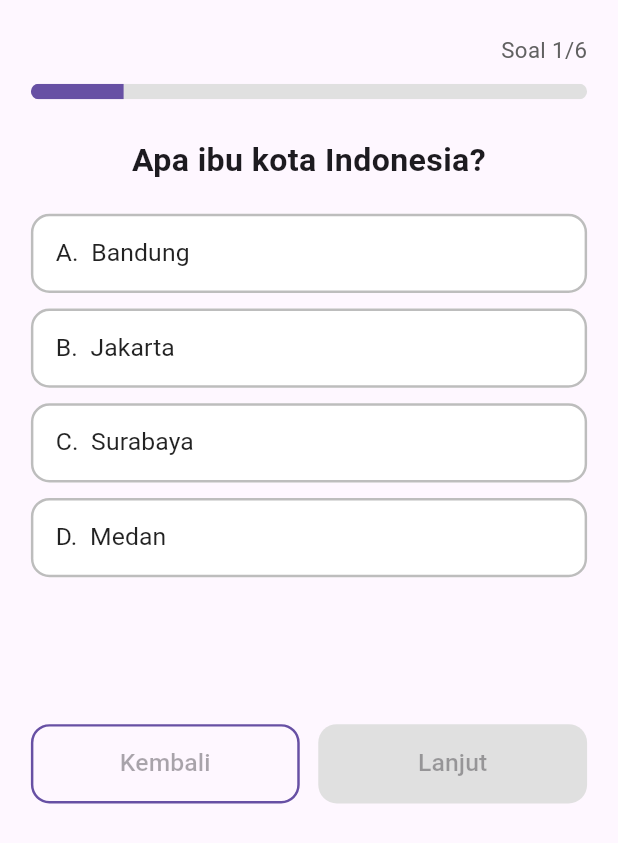
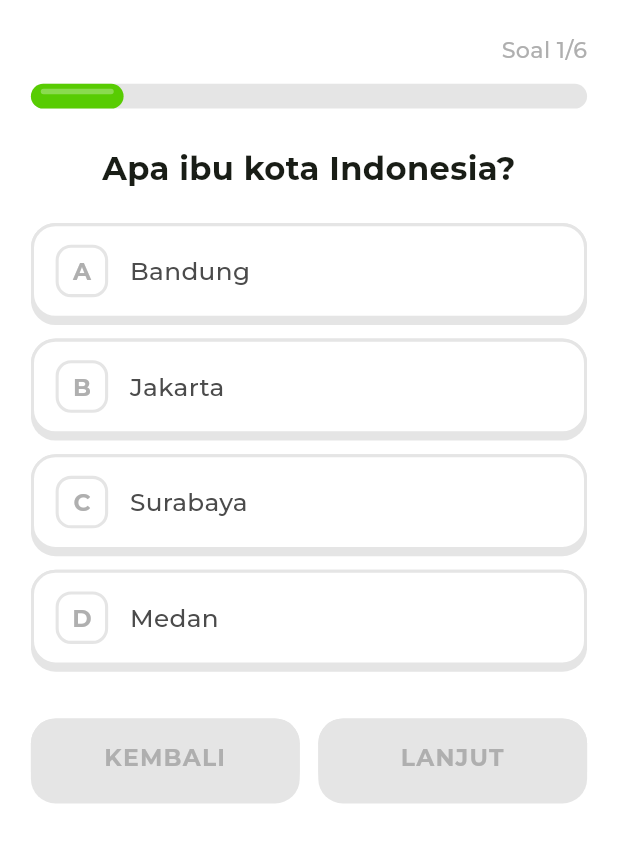
Before and after one commit to reppiw/UTSlabPMRevita, a Flutter app: the QuizPage screen opened directly, on a phone screen of 412 x 824 dp. Shown: the top 843 px of the screen. Run offline on Flutter 3.47's test engine with Material 3 defaults, Android fonts, the phone set to English and light mode, and no system bars; Roboto replaces fonts that are missing (Poppins).

Commit message:
ui update

```diff
--- a/lib/main.dart
+++ b/lib/main.dart
@@ -2,6 +2,7 @@ import 'package:flutter/material.dart';
 import 'package:provider/provider.dart';
 import 'providers/quiz_provider.dart';
 import 'screens/home_screen.dart';
+import 'utils/app_colors.dart';
 
 void main() {
   runApp(
@@ -19,7 +20,12 @@ class MyApp extends StatelessWidget {
   Widget build(BuildContext context) {
     return MaterialApp(
       debugShowCheckedModeBanner: false,
-      theme: ThemeData(fontFamily: 'Poppins'),
+      theme: ThemeData(
+        fontFamily: 'Montserrat',
+        colorScheme: ColorScheme.fromSeed(seedColor: AppColors.primary).copyWith(primary: AppColors.primary),
+        scaffoldBackgroundColor: AppColors.background,
+        useMaterial3: true,
+      ),
       home: const HomePage(),
     );
   }
--- /dev/null
+++ b/lib/utils/app_colors.dart
@@ -0,0 +1,118 @@
+import 'package:flutter/material.dart';
+
+/// Satu set warna lengkap. Buat palet baru dengan menyalin salah satu.
+class AppPalette {
+  final Color primary;       // warna utama (tombol, progress)
+  final Color primaryShadow; // versi lebih gelap (sisi bawah tombol)
+  final Color onPrimary;     // teks di atas warna utama
+  final Color selectedFill;  // latar pilihan yang dipilih
+  final Color background;    // latar halaman
+  final Color surface;       // latar kartu/pilihan
+  final Color border;        // garis tepi & sisi bawah kartu
+  final Color textDark;
+  final Color textMuted;
+  final Color disabled;
+  final Color disabledText;
+
+  const AppPalette({
+    required this.primary,
+    required this.primaryShadow,
+    required this.onPrimary,
+    required this.selectedFill,
+    required this.background,
+    required this.surface,
+    required this.border,
+    required this.textDark,
+    required this.textMuted,
+    required this.disabled,
+    required this.disabledText,
+  });
+
+  // ---------- PALET SIAP PAKAI ----------
+  static const green = AppPalette(
+    primary: Color(0xFF58CC02),
+    primaryShadow: Color(0xFF58A700),
+    onPrimary: Colors.white,
+    selectedFill: Color(0xFFE5F6D3),
+    background: Colors.white,
+    surface: Colors.white,
+    border: Color(0xFFE5E5E5),
+    textDark: Color(0xFF4B4B4B),
+    textMuted: Color(0xFFAFAFAF),
+    disabled: Color(0xFFE5E5E5),
+    disabledText: Color(0xFFAFAFAF),
+  );
+
+  static const blue = AppPalette(
+    primary: Color(0xFF1CB0F6),
+    primaryShadow: Color(0xFF1899D6),
+    onPrimary: Colors.white,
+    selectedFill: Color(0xFFDDF4FF),
+    background: Colors.white,
+    surface: Colors.white,
+    border: Color(0xFFE5E5E5),
+    textDark: Color(0xFF4B4B4B),
+    textMuted: Color(0xFFAFAFAF),
+    disabled: Color(0xFFE5E5E5),
+    disabledText: Color(0xFFAFAFAF),
+  );
+
+  static const purple = AppPalette(
+    primary: Color(0xFFCE82FF),
+    primaryShadow: Color(0xFFA568CC),
+    onPrimary: Colors.white,
+    selectedFill: Color(0xFFF3E3FF),
+    background: Colors.white,
+    surface: Colors.white,
+    border: Color(0xFFE5E5E5),
+    textDark: Color(0xFF4B4B4B),
+    textMuted: Color(0xFFAFAFAF),
+    disabled: Color(0xFFE5E5E5),
+    disabledText: Color(0xFFAFAFAF),
+  );
+
+  static const orange = AppPalette(
+    primary: Color(0xFFFF9600),
+    primaryShadow: Color(0xFFCC7800),
+    onPrimary: Colors.white,
+    selectedFill: Color(0xFFFFEFD6),
+    background: Colors.white,
+    surface: Colors.white,
+    border: Color(0xFFE5E5E5),
+    textDark: Color(0xFF4B4B4B),
+    textMuted: Color(0xFFAFAFAF),
+    disabled: Color(0xFFE5E5E5),
+    disabledText: Color(0xFFAFAFAF),
+  );
+
+  static const pastel = AppPalette(
+    primary: Color(0xFFB8A9F5),
+    primaryShadow: Color(0xFF8F7FD1),
+    onPrimary: Color(0xFF3B2F7A),
+    selectedFill: Color(0xFFE4DEFF),
+    background: Color(0xFFF8F5FF),
+    surface: Colors.white,
+    border: Color(0xFFD9D2F5),
+    textDark: Color(0xFF3B2F7A),
+    textMuted: Color(0xFF9A93C0),
+    disabled: Color(0xFFE9E6F2),
+    disabledText: Color(0xFFB5B0CC),
+  );
+}
+
+class AppColors {
+  // >>> GANTI PALET DI SINI: green, blue, purple, orange, pastel <<<
+  static const AppPalette active = AppPalette.green;
+
+  static Color get primary => active.primary;
+  static Color get primaryShadow => active.primaryShadow;
+  static Color get onPrimary => active.onPrimary;
+  static Color get selectedFill => active.selectedFill;
+  static Color get background => active.background;
+  static Color get surface => active.surface;
+  static Color get border => active.border;
+  static Color get textDark => active.textDark;
+  static Color get textMuted => active.textMuted;
+  static Color get disabled => active.disabled;
+  static Color get disabledText => active.disabledText;
+}
--- /dev/null
+++ b/lib/widgets/chunky_container.dart
@@ -0,0 +1,84 @@
+import 'package:flutter/material.dart';
+
+class ChunkyContainer extends StatefulWidget {
+  final Widget child;
+  final VoidCallback? onTap; // null = nonaktif
+  final Color color;
+  final Color shadowColor;
+  final Color? borderColor;
+  final double borderWidth;
+  final double depth;  // tebal sisi bawah
+  final double radius;
+  final EdgeInsetsGeometry padding;
+  final AlignmentGeometry alignment;
+
+  const ChunkyContainer({
+    super.key,
+    required this.child,
+    required this.onTap,
+    required this.color,
+    required this.shadowColor,
+    required this.depth,
+    required this.radius,
+    required this.padding,
+    this.borderColor,
+    this.borderWidth = 0,
+    this.alignment = Alignment.center,
+  });
+
+  @override
+  State<ChunkyContainer> createState() => _ChunkyContainerState();
+}
+
+class _ChunkyContainerState extends State<ChunkyContainer> {
+  bool _pressed = false;
+
+  void _setPressed(bool value) {
+    if (_pressed != value) setState(() => _pressed = value);
+  }
+
+  @override
+  Widget build(BuildContext context) {
+    final enabled = widget.onTap != null;
+    // Saat ditekan, kotak turun sebesar depth. Tinggi total tetap sama.
+    final dy = (_pressed && enabled) ? widget.depth : 0.0;
+    final radius = BorderRadius.circular(widget.radius);
+
+    return GestureDetector(
+      behavior: HitTestBehavior.opaque,
+      onTapDown: enabled ? (_) => _setPressed(true) : null,
+      onTapUp: enabled
+          ? (_) {
+              _setPressed(false);
+              widget.onTap!();
+            }
+          : null,
+      onTapCancel: enabled ? () => _setPressed(false) : null,
+      child: Padding(
+        padding: EdgeInsets.only(top: dy),
+        child: Container(
+          decoration: BoxDecoration(
+            color: widget.shadowColor,
+            borderRadius: radius,
+          ),
+          padding: EdgeInsets.only(bottom: widget.depth - dy),
+          child: Container(
+            alignment: widget.alignment,
+            padding: widget.padding,
+            decoration: BoxDecoration(
+              color: widget.color,
+              borderRadius: radius,
+              border: widget.borderColor == null
+                  ? null
+                  : Border.all(
+                      color: widget.borderColor!,
+                      width: widget.borderWidth,
+                    ),
+            ),
+            child: widget.child,
+          ),
+        ),
+      ),
+    );
+  }
+}
--- a/lib/widgets/option_tile.dart
+++ b/lib/widgets/option_tile.dart
@@ -1,5 +1,7 @@
 import 'package:flutter/material.dart';
+import '../utils/app_colors.dart';
 import '../utils/responsive.dart';
+import 'chunky_container.dart';
 
 class OptionTile extends StatelessWidget {
   final String label; // huruf opsi: A, B, C, D
@@ -18,55 +20,61 @@ class OptionTile extends StatelessWidget {
   @override
   Widget build(BuildContext context) {
     final r = Responsive(context);
-    final primary = Theme.of(context).colorScheme.primary;
-
-    final shape = RoundedRectangleBorder(
-      borderRadius: BorderRadius.circular(r.sp(3)),
-    );
-    final padding = EdgeInsets.symmetric(
-      horizontal: r.sp(4),
-      vertical: r.sp(3.5),
-    );
-    final textWidget = Text(
-      '$label.  $text',
-      textAlign: TextAlign.left,
-      style: TextStyle(
-        fontSize: r.sp(4),
-        fontWeight: isSelected ? FontWeight.w500 : FontWeight.w400,
-      ),
-    );
+    final accent = isSelected ? AppColors.primary : AppColors.border;
 
     return Padding(
-      padding: EdgeInsets.only(bottom: r.sp(2.5)),
-      child: SizedBox(
-        width: double.infinity,
-        child: isSelected
-            ? ElevatedButton(
-                onPressed: onTap,
-                style: ElevatedButton.styleFrom(
-                  backgroundColor: primary,
-                  foregroundColor: Colors.white,
-                  alignment: Alignment.centerLeft,
-                  shape: shape,
-                  padding: padding,
+      padding: EdgeInsets.only(bottom: r.sp(2.2)),
+      child: ChunkyContainer(
+        onTap: onTap,
+        color: isSelected ? AppColors.selectedFill : AppColors.surface,
+        shadowColor: accent,
+        borderColor: accent,
+        borderWidth: r.sp(0.5),
+        depth: r.sp(1),
+        radius: r.sp(4),
+        alignment: Alignment.centerLeft,
+        padding: EdgeInsets.symmetric(
+          horizontal: r.sp(3.5),
+          vertical: r.sp(3),
+        ),
+        child: Row(
+          children: [
+            // Kotak huruf opsi
+            Container(
+              width: r.sp(8.5),
+              height: r.sp(8.5),
+              alignment: Alignment.center,
+              decoration: BoxDecoration(
+                color: isSelected ? AppColors.primary : AppColors.surface,
+                borderRadius: BorderRadius.circular(r.sp(2.5)),
+                border: Border.all(color: accent, width: r.sp(0.5)),
+              ),
+              child: Text(
+                label,
+                style: TextStyle(
+                  fontSize: r.sp(3.8),
+                  fontWeight: FontWeight.w700,
+                  color: isSelected
+                      ? AppColors.onPrimary
+                      : AppColors.textMuted,
                 ),
-                child: textWidget,
-              )
-            : OutlinedButton(
-                onPressed: onTap,
-                style: OutlinedButton.styleFrom(
-                  foregroundColor: Colors.black87,
-                  backgroundColor: Colors.white,
-                  alignment: Alignment.centerLeft,
-                  side: BorderSide(
-                    color: Colors.grey.shade400,
-                    width: r.sp(0.4),
-                  ),
-                  shape: shape,
-                  padding: padding,
+              ),
+            ),
+            SizedBox(width: r.sp(3.5)),
+            Expanded(
+              child: Text(
+                text,
+                style: TextStyle(
+                  fontSize: r.sp(4),
+                  fontWeight: FontWeight.w500,
+                  color: isSelected
+                      ? AppColors.primaryShadow
+                      : AppColors.textDark,
                 ),
-                child: textWidget,
               ),
+            ),
+          ],
+        ),
       ),
     );
   }
--- a/lib/widgets/primary_button.dart
+++ b/lib/widgets/primary_button.dart
@@ -1,5 +1,7 @@
 import 'package:flutter/material.dart';
+import '../utils/app_colors.dart';
 import '../utils/responsive.dart';
+import 'chunky_container.dart';
 
 class PrimaryButton extends StatelessWidget {
   final String label;
@@ -16,47 +18,50 @@ class PrimaryButton extends StatelessWidget {
   @override
   Widget build(BuildContext context) {
     final r = Responsive(context);
-    final color = Theme.of(context).colorScheme.primary;
+    final enabled = onPressed != null;
 
-    final content = Text(
-      label,
-      textAlign: TextAlign.center,
-      style: TextStyle(
-        fontSize: r.sp(4),
-        fontWeight: FontWeight.w500,
+    late final Color face;
+    late final Color shadow;
+    late final Color textColor;
+    Color? border;
+
+    if (!enabled) {
+      face = AppColors.disabled;
+      shadow = AppColors.border;
+      textColor = AppColors.disabledText;
+    } else if (outlined) {
+      face = AppColors.surface;
+      shadow = AppColors.border;
+      border = AppColors.border;
+      textColor = AppColors.primaryShadow;
+    } else {
+      face = AppColors.primary;
+      shadow = AppColors.primaryShadow;
+      textColor = AppColors.onPrimary;
+    }
+
+    return ChunkyContainer(
+      onTap: onPressed,
+      color: face,
+      shadowColor: shadow,
+      borderColor: border,
+      borderWidth: r.sp(0.5),
+      depth: r.sp(1.2),
+      radius: r.sp(4),
+      padding: EdgeInsets.symmetric(
+        horizontal: r.w(4),
+        vertical: r.sp(3.6),
+      ),
+      child: Text(
+        label.toUpperCase(),
+        textAlign: TextAlign.center,
+        style: TextStyle(
+          fontSize: r.sp(3.8),
+          fontWeight: FontWeight.w700,
+          letterSpacing: r.sp(0.2),
+          color: textColor,
+        ),
       ),
     );
-
-    final shape = RoundedRectangleBorder(
-      borderRadius: BorderRadius.circular(r.sp(3)),
-    );
-    final padding = EdgeInsets.symmetric(
-      horizontal: r.w(6),
-      vertical: r.sp(3.5),
-    );
-
-    return outlined
-    ? OutlinedButton(
-      onPressed: onPressed,
-        style: OutlinedButton.styleFrom(
-          foregroundColor: color,
-          side: BorderSide(color: color, width: r.sp(0.4)),
-          shape: shape,
-          padding: padding,
-        ),
-        child: content,
-      )
-
-    : ElevatedButton(
-        onPressed: onPressed,
-        style: ElevatedButton.styleFrom(
-          backgroundColor: color,
-          foregroundColor: Colors.white,
-          disabledBackgroundColor: Colors.grey.shade300,
-          shape: shape,
-          padding: padding,
-        ),
-        child: content,
-      );
   }
 }
--- a/lib/widgets/progress_header.dart
+++ b/lib/widgets/progress_header.dart
@@ -1,4 +1,5 @@
 import 'package:flutter/material.dart';
+import '../utils/app_colors.dart';
 import '../utils/responsive.dart';
 
 class ProgressHeader extends StatelessWidget {
@@ -18,7 +19,7 @@ class ProgressHeader extends StatelessWidget {
   @override
   Widget build(BuildContext context) {
     final r = Responsive(context);
-    final primary = Theme.of(context).colorScheme.primary;
+    final barHeight = r.sp(4);
 
     return Column(
       crossAxisAlignment: CrossAxisAlignment.start,
@@ -32,7 +33,8 @@ class ProgressHeader extends StatelessWidget {
                 overflow: TextOverflow.ellipsis,
                 style: TextStyle(
                   fontSize: r.sp(4.2),
-                  fontWeight: FontWeight.bold,
+                  fontWeight: FontWeight.w700,
+                  color: AppColors.textDark,
                 ),
               ),
             ),
@@ -40,27 +42,52 @@ class ProgressHeader extends StatelessWidget {
               'Soal $current/$total',
               style: TextStyle(
                 fontSize: r.sp(3.6),
-                color: Colors.grey.shade700,
+                fontWeight: FontWeight.w500,
+                color: AppColors.textMuted,
               ),
             ),
           ],
         ),
         SizedBox(height: r.sp(2.5)),
-        ClipRRect(
-          borderRadius: BorderRadius.circular(r.sp(2)),
+        Container(
+          height: barHeight,
+          decoration: BoxDecoration(
+            color: AppColors.border,
+            borderRadius: BorderRadius.circular(barHeight),
+          ),
           child: TweenAnimationBuilder<double>(
             tween: Tween<double>(begin: 0, end: progress),
             duration: const Duration(milliseconds: 400),
             curve: Curves.easeOut,
-            builder: (context, value, _) => LinearProgressIndicator(
-              value: value,
-              minHeight: r.sp(2.5),
-              backgroundColor: Colors.grey.shade300,
-              valueColor: AlwaysStoppedAnimation<Color>(primary),
+            builder: (context, value, _) => Align(
+              alignment: Alignment.centerLeft,
+              child: FractionallySizedBox(
+                widthFactor: value.clamp(0.0, 1.0),
+                child: Container(
+                  height: barHeight,
+                  padding: EdgeInsets.symmetric(
+                    horizontal: barHeight * 0.4,
+                    vertical: barHeight * 0.2,
+                  ),
+                  alignment: Alignment.topCenter,
+                  decoration: BoxDecoration(
+                    color: AppColors.primary,
+                    borderRadius: BorderRadius.circular(barHeight),
+                  ),
+                  // Kilau tipis di bagian atas bar
+                  child: Container(
+                    height: barHeight * 0.22,
+                    decoration: BoxDecoration(
+                      color: const Color.fromRGBO(255, 255, 255, 0.3),
+                      borderRadius: BorderRadius.circular(barHeight),
+                    ),
+                  ),
+                ),
+              ),
             ),
-         ),
+          ),
         ),
-      ]
+      ],
     );
   }
 }
```
